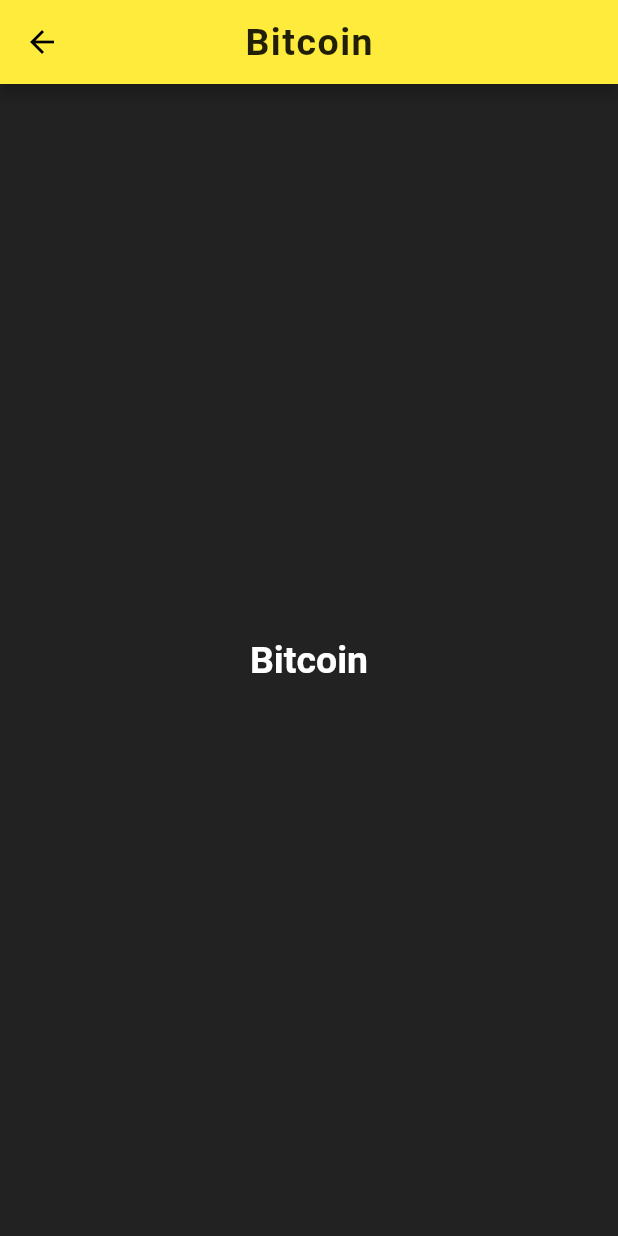
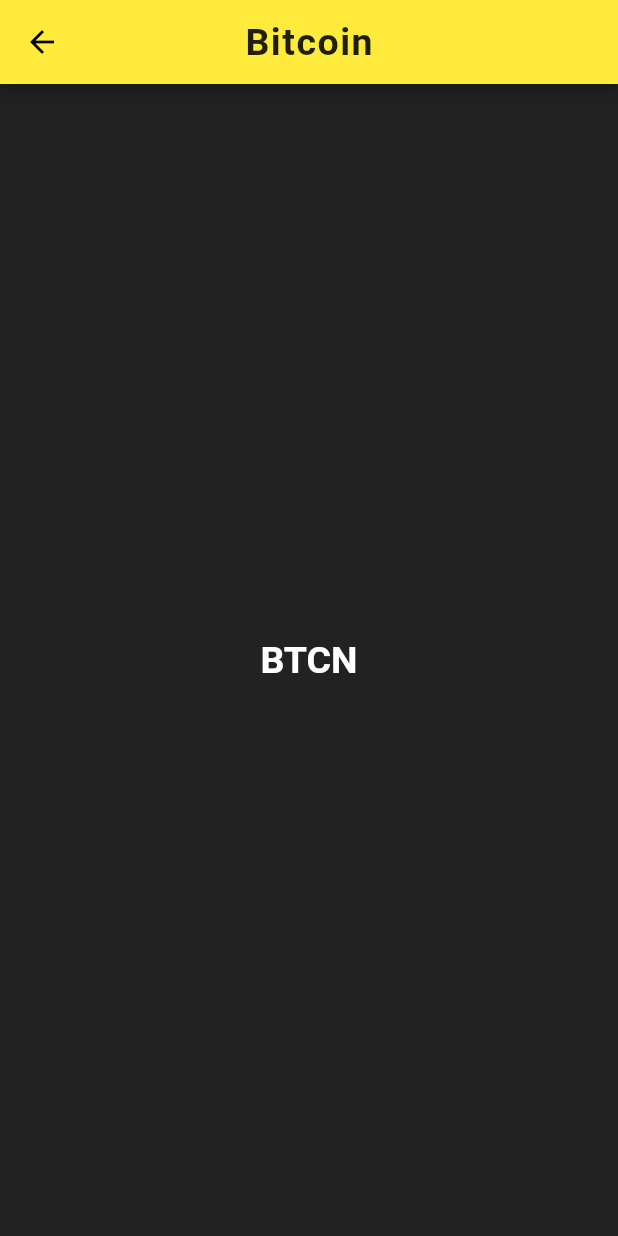
Before and after one commit to JulieBenchuk/flutter_app, a Flutter app: the screen it shows after launch, after a tap on "Bitcoin", on a phone screen of 412 x 824 dp. Run offline on Flutter 3.47's test engine with Material 2 defaults, Android fonts, the phone set to English and light mode, and no system bars; our stand-ins replace flutter_svg.

```diff
--- a/lib/main.dart
+++ b/lib/main.dart
@@ -94,13 +94,7 @@ class _CoinItemScreenState extends State<CoinItemScreen> {
   @override
   void didChangeDependencies() {
     final args = ModalRoute.of(context)?.settings.arguments;
-    if (args == null) {
-      print('You must provide args');
-      return;
-    }
-    if (args is! String) {
-      print('You must provide string');
-    }
+    assert(args != null && args is String, 'You must provide string args');
     coinName = args as String;
     setState(() {});
     super.didChangeDependencies();
@@ -109,9 +103,9 @@ class _CoinItemScreenState extends State<CoinItemScreen> {
   Widget build(BuildContext context) {
     return Scaffold(
       appBar: AppBar(
-        title: const Text("Bitcoin"),
+        title: Text(coinName ?? '...'),
       ),
-      body: const Center(child: Text("Bitcoin")),
+      body: const Center(child: Text("BTCN")),
     );
   }
 }
```
